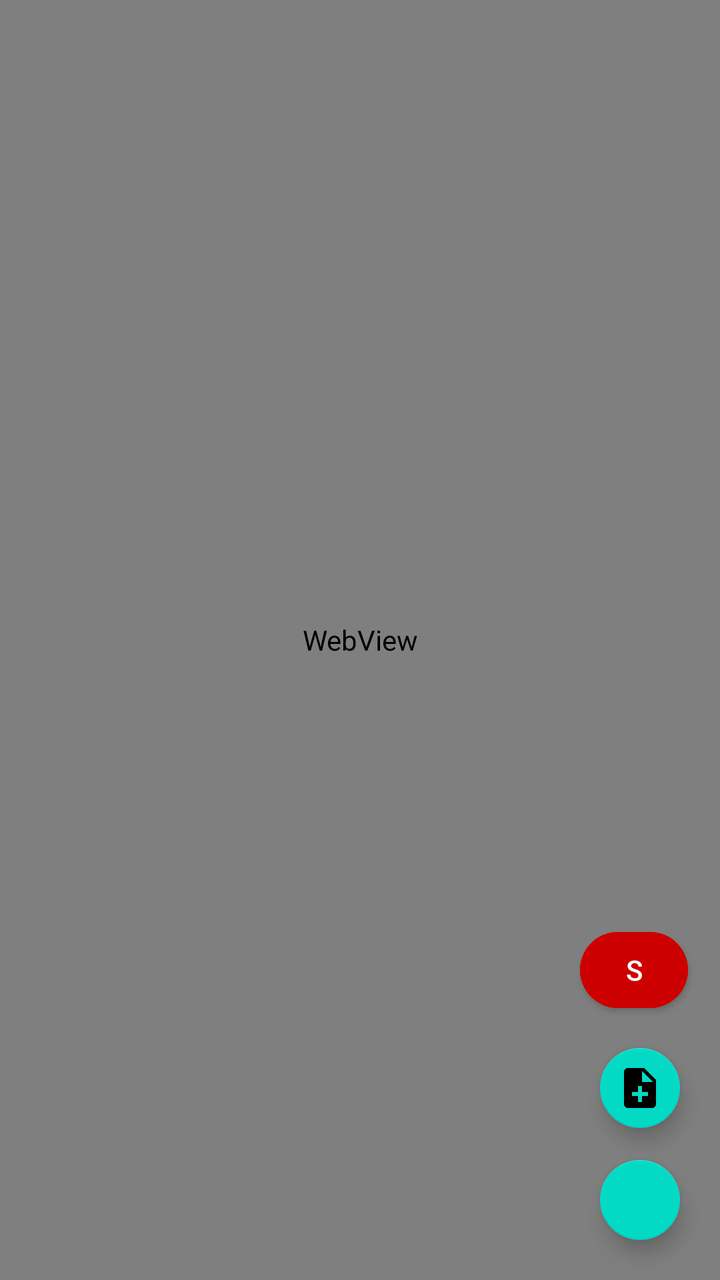
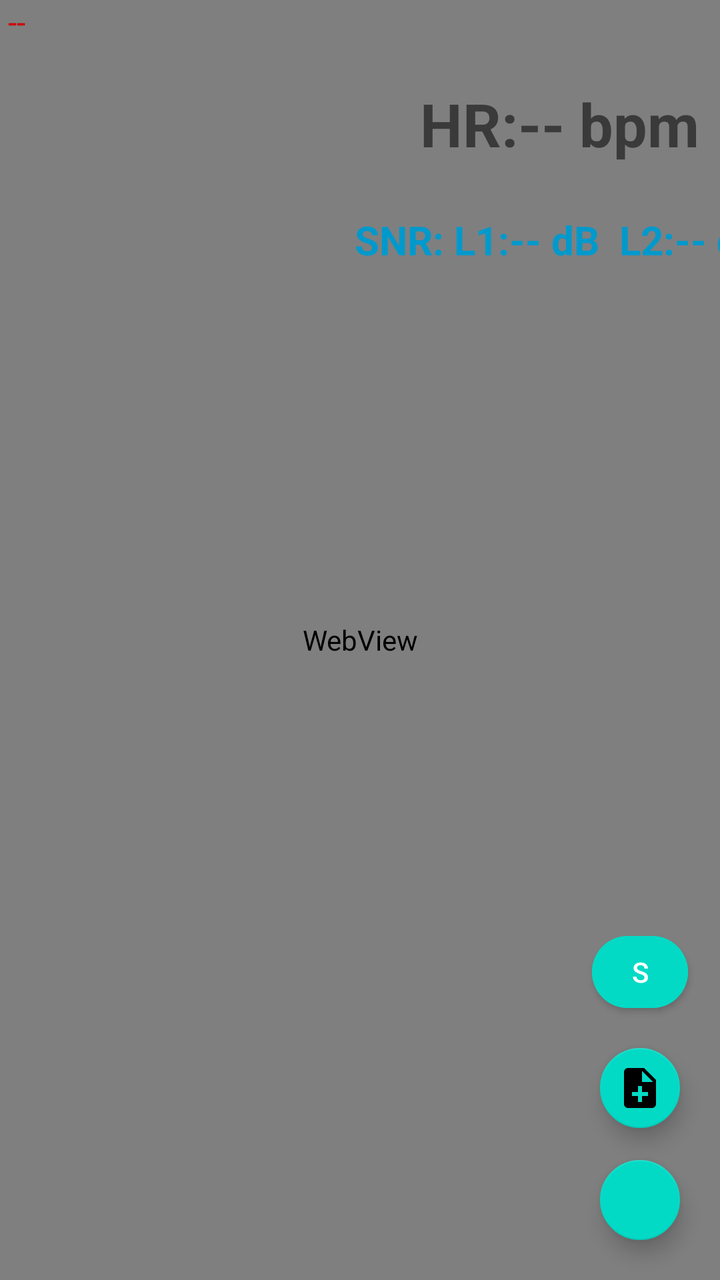

Compare the two renders of this Android layout. The source of the first and the diff that turns it into the second are given below.
<!-- AndroidManifest.xml: application theme AppTheme -->
<!-- res/layout/fragment_live.xml -->
<?xml version="1.0" encoding="utf-8"?>
<layout xmlns:android="http://schemas.android.com/apk/res/android"
    xmlns:app="http://schemas.android.com/apk/res-auto"
    xmlns:tools="http://schemas.android.com/tools">

    <data>

        <variable
            name="device"
            type="com.carditek.kesar.Device" />
    </data>

    <FrameLayout
        android:layout_width="match_parent"
        android:layout_height="match_parent"
        tools:context=".LiveFragment">

        <WebView
            android:id="@+id/live_webview"
            android:layout_width="match_parent"
            android:layout_height="match_parent" />

        <com.google.android.material.floatingactionbutton.FloatingActionButton
            android:id="@+id/fab_record"
            android:layout_width="wrap_content"
            android:layout_height="wrap_content"
            android:layout_gravity="bottom|end"
            android:layout_margin="@dimen/fab_margin"
            android:backgroundTint="@{device.recording ? @color/fab_stop : @color/fab_record}"
            android:contentDescription="@string/send_email"
            android:scaleType="center"
            android:src="@{device.recording ? @drawable/stop : @drawable/fiber_manual_record}"
            app:fabSize="mini" />

        <com.google.android.material.button.MaterialButton
            android:id="@+id/btnStop"
            android:layout_width="54dp"
            android:layout_height="50dp"
            android:layout_gravity="bottom|end"
            android:layout_marginBottom="130dp"
            android:backgroundTint="@android:color/holo_red_dark"
            android:text="S"
            android:textColor="@android:color/white"
            app:cornerRadius="30dp"
            android:layout_marginEnd="16dp"
            app:fabSize="mini" />



        <com.google.android.material.floatingactionbutton.FloatingActionButton
            android:id="@+id/fab_add_note"
            android:layout_width="wrap_content"
            android:layout_height="wrap_content"
            android:layout_gravity="bottom|end"
            android:layout_marginEnd="16dp"
            android:layout_marginBottom="72dp"
            android:backgroundTint="@color/design_default_color_secondary"
            android:contentDescription="@string/send_email"
            android:scaleType="center"
            android:src="@drawable/add_note"
            app:fabSize="mini" />
    </FrameLayout>

</layout>
<!-- resources referenced by this layout -->
<resources>
  <color name="fab_record">#C0C0C0</color>
  <color name="fab_stop">#F06292</color>
  <dimen name="fab_margin">16dp</dimen>
  <!-- drawable add_note (drawable) -->
  <vector xmlns:android="http://schemas.android.com/apk/res/android"
      android:width="24dp"
      android:height="24dp"
      android:viewportWidth="24"
      android:viewportHeight="24"
      android:tint="?attr/colorControlNormal"
      android:autoMirrored="true">
      <path
          android:fillColor="@android:color/white"
          android:pathData="M14,2L6,2c-1.1,0 -1.99,0.9 -1.99,2L4,20c0,1.1 0.89,2 1.99,2L18,22c1.1,0 2,-0.9 2,-2L20,8l-6,-6zM16,16h-3v3h-2v-3L8,16v-2h3v-3h2v3h3v2zM13,9L13,3.5L18.5,9L13,9z"/>
  </vector>
  <!-- drawable fiber_manual_record (drawable) -->
  <vector xmlns:android="http://schemas.android.com/apk/res/android"
      android:width="24dp"
      android:height="24dp"
      android:viewportWidth="24"
      android:viewportHeight="24"
      android:tint="?attr/colorControlNormal">
      <path
          android:fillColor="@android:color/white"
          android:pathData="M12,12m-8,0a8,8 0,1 1,16 0a8,8 0,1 1,-16 0"/>
  </vector>
  <!-- drawable stop (drawable) -->
  <vector xmlns:android="http://schemas.android.com/apk/res/android"
      android:width="24dp"
      android:height="24dp"
      android:viewportWidth="24"
      android:viewportHeight="24"
      android:tint="?attr/colorControlNormal">
      <path
          android:fillColor="@android:color/white"
          android:pathData="M6,6h12v12H6z"/>
  </vector>
  <string name="send_email">Send Email</string>
  <style name="AppTheme" parent="Theme.MaterialComponents.Light.NoActionBar">
          <item name="colorPrimary">@color/colorPrimary</item>
          <item name="colorPrimaryDark">@color/colorPrimaryDark</item>
          <item name="colorAccent">@color/colorAccent</item>
      </style>
  <color name="colorPrimary">#6200EE</color>
  <color name="colorPrimaryDark">#3700B3</color>
  <color name="colorAccent">#03DAC5</color>
</resources>

<!-- the commit's change to res/layout/fragment_live.xml (unified diff, before → after) -->
@@ -19,6 +19,18 @@
             android:id="@+id/live_webview"
             android:layout_width="match_parent"
             android:layout_height="match_parent" />
+        <com.google.android.material.floatingactionbutton.FloatingActionButton
+            android:id="@+id/fab_add_note"
+            android:layout_width="wrap_content"
+            android:layout_height="wrap_content"
+            android:layout_gravity="bottom|end"
+            android:layout_marginEnd="16dp"
+            android:layout_marginBottom="72dp"
+            android:backgroundTint="@color/design_default_color_secondary"
+            android:contentDescription="@string/send_email"
+            android:scaleType="center"
+            android:src="@drawable/add_note"
+            app:fabSize="mini" />
 
         <com.google.android.material.floatingactionbutton.FloatingActionButton
             android:id="@+id/fab_record"
@@ -34,31 +46,68 @@
 
         <com.google.android.material.button.MaterialButton
             android:id="@+id/btnStop"
-            android:layout_width="54dp"
-            android:layout_height="50dp"
+            android:layout_width="wrap_content"
+            android:layout_height="48dp"
             android:layout_gravity="bottom|end"
             android:layout_marginBottom="130dp"
-            android:backgroundTint="@android:color/holo_red_dark"
+            android:layout_marginEnd="16dp"
             android:text="S"
+            android:textAllCaps="false"
             android:textColor="@android:color/white"
-            app:cornerRadius="30dp"
-            android:layout_marginEnd="16dp"
-            app:fabSize="mini" />
+            android:backgroundTint="@color/colorAccent"
+            android:minHeight="48dp"
+            android:minWidth="48dp"
+            android:paddingLeft="16dp"
+            android:paddingRight="16dp"
+            app:cornerRadius="24dp" />
 
 
-
-        <com.google.android.material.floatingactionbutton.FloatingActionButton
-            android:id="@+id/fab_add_note"
+        <TextView
+            android:id="@+id/timestampToggle"
             android:layout_width="wrap_content"
             android:layout_height="wrap_content"
-            android:layout_gravity="bottom|end"
-            android:layout_marginEnd="16dp"
-            android:layout_marginBottom="72dp"
-            android:backgroundTint="@color/design_default_color_secondary"
-            android:contentDescription="@string/send_email"
-            android:scaleType="center"
-            android:src="@drawable/add_note"
-            app:fabSize="mini" />
+            android:text="TS:0"
+            android:textSize="24sp"
+            android:textStyle="bold"
+            android:textColor="@android:color/holo_red_dark"
+
+            android:padding="8dp"
+            android:visibility="gone"
+            android:layout_gravity="bottom|start"
+            android:layout_margin="16dp"
+            />
+
+        <TextView
+            android:id="@+id/heartRateTextView"
+            android:layout_width="wrap_content"
+            android:layout_height="wrap_content"
+            android:text="HR:-- bpm"
+            android:textSize="30sp"
+            android:textStyle="bold"
+            android:layout_marginLeft="100dp"
+            android:layout_marginBottom="258dp"
+            android:layout_gravity="center"/>
+
+        <TextView
+            android:id="@+id/snrTextView"
+            android:layout_width="wrap_content"
+            android:layout_height="wrap_content"
+            android:text="SNR: L1:-- dB  L2:-- dB"
+            android:textSize="20sp"
+            android:textStyle="bold"
+            android:textColor="@android:color/holo_blue_dark"
+            android:layout_marginLeft="100dp"
+            android:layout_marginBottom="200dp"
+            android:layout_gravity="center"/>
+
+        <TextView
+            android:id="@+id/tvPatientName"
+            android:layout_width="wrap_content"
+            android:layout_height="wrap_content"
+           android:textColor="@android:color/holo_red_dark"
+            android:text=" --"
+            android:textSize="16sp" />
+
     </FrameLayout>
 
 </layout>
